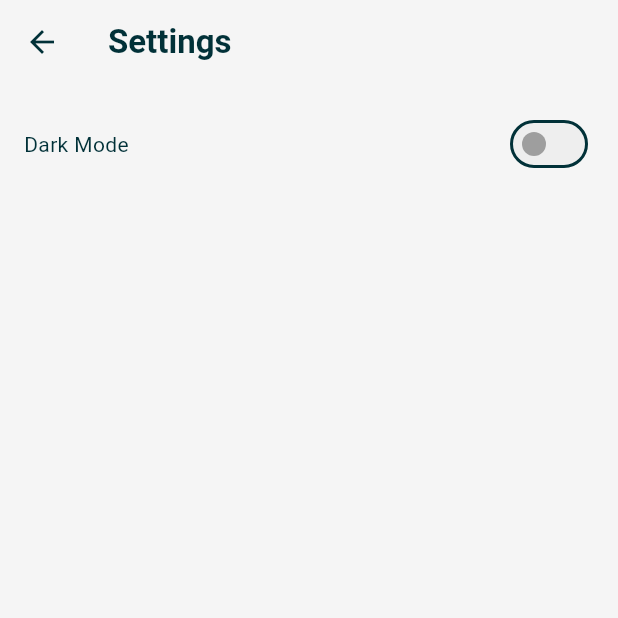
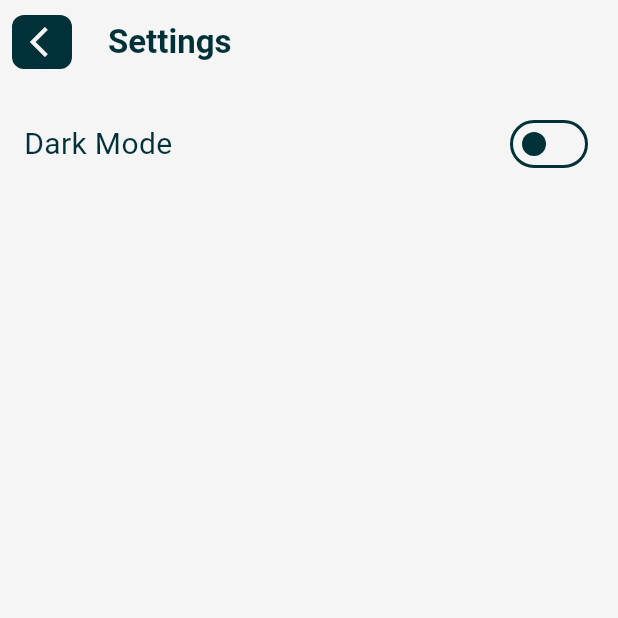
Before and after one commit to dev-zeb/quiz_master, a Flutter app: the SettingsScreen screen opened directly, on a phone screen of 412 x 824 dp, the top half of it. Run offline on Flutter 3.47's test engine with Material 3 defaults, Android fonts, the phone set to English and light mode, and no system bars; our stand-ins replace flutter_riverpod, hive; accounts and stored records are empty; statements that could not run were skipped.

Commit message:
Add the settings page

```diff
--- a/lib/features/settings/presentation/pages/settings_page.dart
+++ b/lib/features/settings/presentation/pages/settings_page.dart
@@ -1,36 +1,42 @@
 import 'package:flutter/material.dart';
 import 'package:flutter_riverpod/flutter_riverpod.dart';
-import 'package:learn_and_quiz/core/config/theme_provider.dart';
+import 'package:learn_and_quiz/core/config/theme/theme_provider.dart';
+import 'package:learn_and_quiz/core/ui/widget/app_bar_back_button.dart';
 
 class SettingsScreen extends ConsumerWidget {
   const SettingsScreen({super.key});
 
   @override
   Widget build(BuildContext context, WidgetRef ref) {
-    final themeMode = ref.watch(themeNotifierProvider);
+    final colorScheme = Theme.of(context).colorScheme;
+    final themeMode = ref.watch(themeProvider);
 
     return Scaffold(
       appBar: AppBar(
-        title: const Text('Settings'),
+        title: Text('Settings'),
+        leading: AppBarBackButton(),
       ),
       body: ListView(
         padding: const EdgeInsets.all(16.0),
         children: [
           Row(
             children: [
-              Text('Dark Mode'),
+              Text(
+                'Dark Mode',
+                style: TextStyle(
+                  fontSize: 20,
+                ),
+              ),
               Spacer(),
               Switch(
                 value: themeMode == ThemeMode.dark,
                 onChanged: (value) {
-                  ref
-                      .read(themeNotifierProvider.notifier)
-                      .updateThemeMode(mode: value);
+                  ref.read(themeProvider.notifier).toggleTheme();
                 },
-                activeColor: Colors.green,
-                activeTrackColor: Colors.greenAccent,
-                inactiveThumbColor: Colors.grey,
-                inactiveTrackColor: Colors.grey.shade200,
+                activeColor: Colors.tealAccent,
+                activeTrackColor: Colors.teal,
+                inactiveThumbColor: colorScheme.primary,
+                inactiveTrackColor: colorScheme.onPrimary,
               ),
             ],
           ),
```
